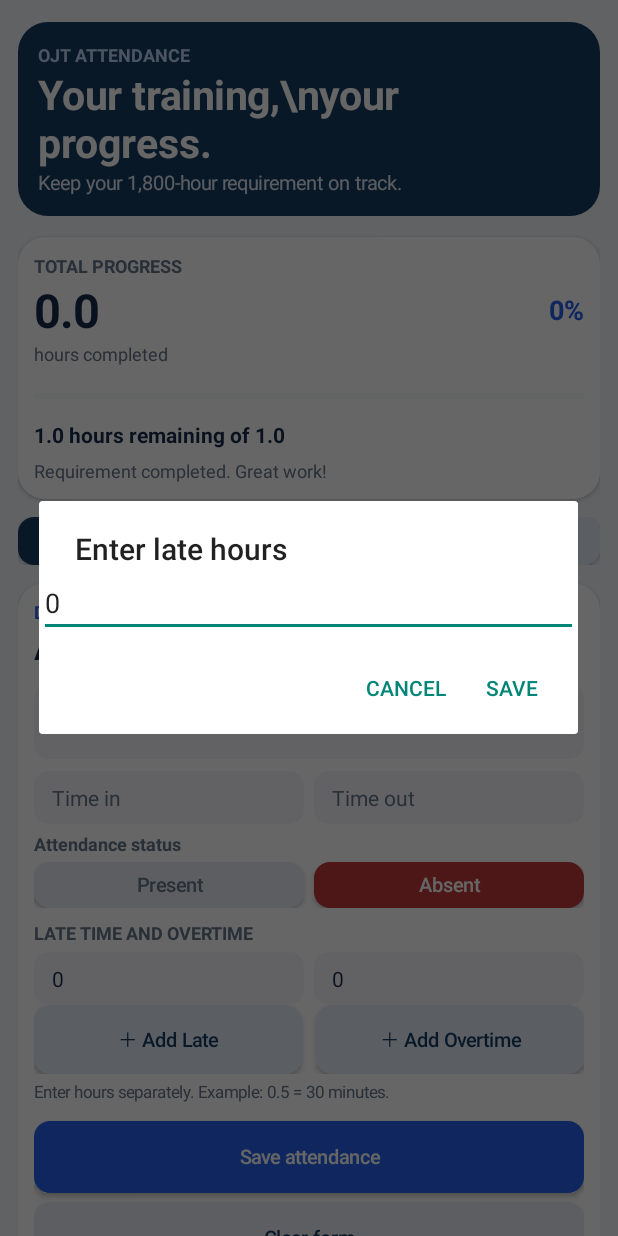
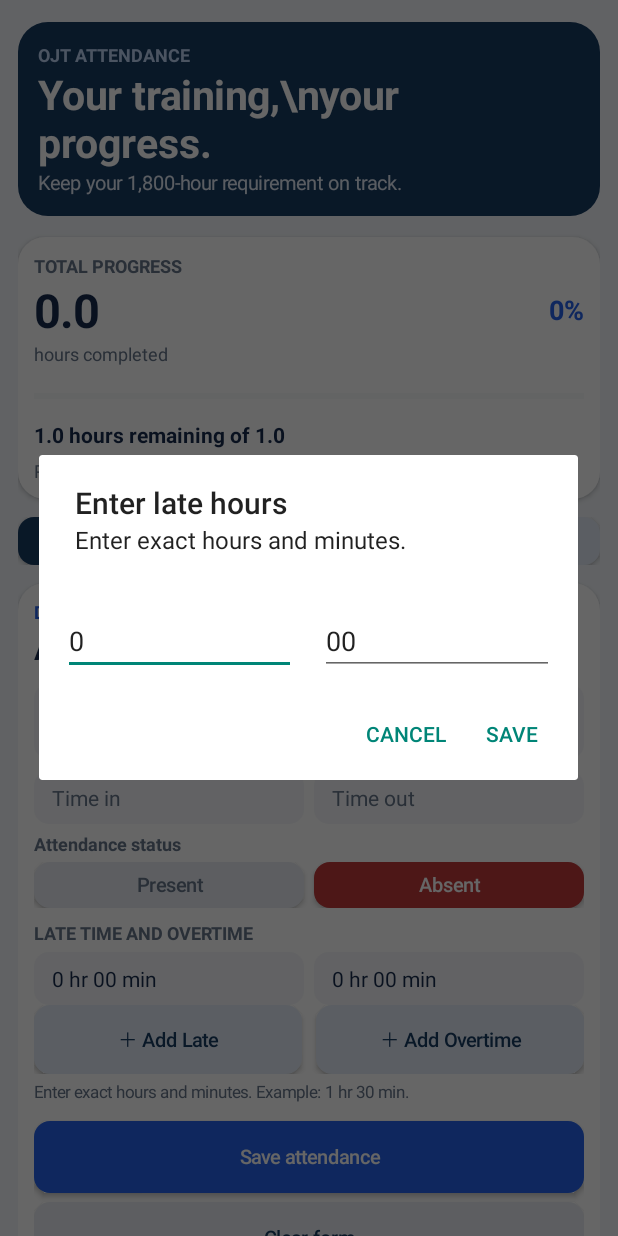
Before and after one commit to gigantolaurence3-ai/OJT-Attendance-Tracker, an Android app: the screen it shows after launch (MainActivity), after a tap on "＋ Add Late", on a phone screen of 412 x 824 dp. Run offline under Robolectric (Android 15) with nearby library versions, the phone set to English and light mode, and no system bars; 9 statements that could not run were skipped; 3 other taps on this screen came first.

Commit message:
Use exact hours and minutes for late and overtime input

```diff
--- a/app/src/main/java/com/laurence/ojtattendance/MainActivity.kt
+++ b/app/src/main/java/com/laurence/ojtattendance/MainActivity.kt
@@ -136,8 +136,8 @@ class MainActivity : Activity() {
         form.addView(statusRow)
         form.addView(text("LATE TIME AND OVERTIME", 12f, muted, true), params(top = 8, bottom = 5))
         val extras = LinearLayout(this).apply { orientation = LinearLayout.HORIZONTAL }
-        lateField = field("Late hours", "0")
-        overtimeField = field("Overtime hours", "0")
+        lateField = field("Late time", "0 hr 00 min")
+        overtimeField = field("Overtime time", "0 hr 00 min")
         lateField.isFocusable = false
         overtimeField.isFocusable = false
         lateField.setOnClickListener { askHours("Enter late hours", lateField) }
@@ -153,7 +153,7 @@ class MainActivity : Activity() {
             askHours("Enter overtime hours", overtimeField)
         }, LinearLayout.LayoutParams(0, dp(46), 1f).apply { leftMargin = dp(5) })
         form.addView(extraButtons, params(bottom = 4))
-        form.addView(text("Enter hours separately. Example: 0.5 = 30 minutes.", 11f, muted))
+        form.addView(text("Enter exact hours and minutes. Example: 1 hr 30 min.", 11f, muted))
         form.addView(actionButton("Save attendance", blue) { saveRecord() }, params(top = 12))
         form.addView(actionButton("Clear form", 0xFFE9EDF3.toInt(), navy) { clearForm() }, params(top = 6))
         root.addView(form, params(bottom = 12))
@@ -227,18 +227,45 @@ class MainActivity : Activity() {
         }, h, m, true).show()
     }
     private fun askHours(title: String, destination: EditText) {
-        val input = EditText(this).apply {
-            inputType = android.text.InputType.TYPE_CLASS_NUMBER or android.text.InputType.TYPE_NUMBER_FLAG_DECIMAL
-            hint = "Hours (0.5 = 30 minutes)"
-            setText(destination.text.toString())
+        val current = durationMinutes(destination.text.toString())
+        val fields = LinearLayout(this).apply {
+            orientation = LinearLayout.HORIZONTAL
+            setPadding(dp(16), dp(8), dp(16), dp(8))
         }
-        AlertDialog.Builder(this).setTitle(title).setView(input)
-            .setNegativeButton("Cancel", null)
+        val hours = EditText(this).apply {
+            inputType = android.text.InputType.TYPE_CLASS_NUMBER
+            hint = "Hours"
+            setText((current / 60).toString())
+        }
+        val minutes = EditText(this).apply {
+            inputType = android.text.InputType.TYPE_CLASS_NUMBER
+            hint = "Minutes"
+            setText((current % 60).toString().padStart(2, '0'))
+        }
+        fields.addView(hours, LinearLayout.LayoutParams(0, -2, 1f).apply { rightMargin = dp(8) })
+        fields.addView(minutes, LinearLayout.LayoutParams(0, -2, 1f).apply { leftMargin = dp(8) })
+        AlertDialog.Builder(this).setTitle(title).setMessage("Enter exact hours and minutes.")
+            .setView(fields).setNegativeButton("Cancel", null)
             .setPositiveButton("Save") { _, _ ->
-                val n = input.text.toString().trim().ifEmpty { "0" }.toDoubleOrNull()
-                if (n == null || n < 0) toast("Enter a valid number.") else destination.setText(n.toString())
+                val h = hours.text.toString().toIntOrNull()
+                val m = minutes.text.toString().toIntOrNull()
+                if (h == null || m == null || h < 0 || m !in 0..59) {
+                    toast("Enter hours and minutes. Minutes must be 00–59.")
+                } else destination.setText(formatDuration(h * 60 + m))
             }.show()
     }
+
+    private fun durationMinutes(value: String): Int {
+        val parts = value.trim().split(":")
+        if (parts.size == 2) return (parts[0].toIntOrNull() ?: 0) * 60 + (parts[1].toIntOrNull() ?: 0)
+        val number = value.trim().toDoubleOrNull() ?: 0.0
+        return (number * 60).toInt()
+    }
+
+    private fun formatDuration(totalMinutes: Int): String =
+        String.format(Locale.US, "%d hr %02d min", totalMinutes / 60, totalMinutes % 60)
+
+    private fun durationHours(value: String): Double = durationMinutes(value) / 60.0
     private fun minutes(s: String): Int? {
         val p = s.split(":")
         if (p.size != 2) return null
@@ -267,11 +294,10 @@ class MainActivity : Activity() {
 
     private fun saveRecord() {
         val date = dateField.text.toString().trim()
-        val late = lateField.text.toString().trim().ifEmpty { "0" }.toDoubleOrNull()
-        val overtime = overtimeField.text.toString().trim().ifEmpty { "0" }.toDoubleOrNull()
+        val late = durationHours(lateField.text.toString())
+        val overtime = durationHours(overtimeField.text.toString())
         val worked = if (status == "Present") workedHours(inField.text.toString(), outField.text.toString()) else 0.0
-        if (!date.matches(Regex("\\d{4}-\\d{2}-\\d{2}")) || late == null || overtime == null ||
-            late < 0 || overtime < 0 || (status == "Present" && worked <= 0)) {
+        if (!date.matches(Regex("\\d{4}-\\d{2}-\\d{2}")) || late < 0 || overtime < 0 || (status == "Present" && worked <= 0)) {
             toast("Check the date, time in/out, late and overtime values.")
             return
         }
@@ -294,8 +320,8 @@ class MainActivity : Activity() {
         dateField.setText(today())
         inField.setText(morningStart)
         outField.setText(afternoonEnd)
-        lateField.setText("0")
-        overtimeField.setText("0")
+        lateField.setText("0 hr 00 min")
+        overtimeField.setText("0 hr 00 min")
         setStatus("Present")
     }
     private fun loadRecords() {
@@ -336,8 +362,8 @@ class MainActivity : Activity() {
             entry.addView(text(item.optString("date") + "  •  " + item.optString("status"), 14f, statusColor, true))
             entry.addView(text(item.optString("timeIn") + " to " + item.optString("timeOut") +
                 "  |  " + String.format(Locale.US, "%.2f", item.optDouble("hours")) + " credited hours", 12f, ink))
-            entry.addView(text("Late: " + String.format(Locale.US, "%.2f", item.optDouble("late")) +
-                " h    Overtime: " + String.format(Locale.US, "%.2f", item.optDouble("overtime")) + " h", 11f, muted))
+            entry.addView(text("Late: " + formatDuration((item.optDouble("late") * 60).toInt()) +
+                "    Overtime: " + formatDuration((item.optDouble("overtime") * 60).toInt()), 11f, muted))
             val buttons = LinearLayout(this).apply { orientation = LinearLayout.HORIZONTAL; gravity = Gravity.END }
             buttons.addView(actionButton("Edit", 0xFFE5EDF8.toInt(), navy) { edit(item) })
             buttons.addView(actionButton("Delete", 0xFFFCE8E8.toInt(), red) {
@@ -356,8 +382,8 @@ class MainActivity : Activity() {
         dateField.setText(item.optString("date"))
         inField.setText(item.optString("timeIn"))
         outField.setText(item.optString("timeOut"))
-        lateField.setText(item.optDouble("late", 0.0).toString())
-        overtimeField.setText(item.optDouble("overtime", 0.0).toString())
+        lateField.setText(formatDuration((item.optDouble("late", 0.0) * 60).toInt()))
+        overtimeField.setText(formatDuration((item.optDouble("overtime", 0.0) * 60).toInt()))
         setStatus(item.optString("status", "Present"))
         Toast.makeText(this, "Update the fields and tap Save attendance.", Toast.LENGTH_SHORT).show()
     }
```
